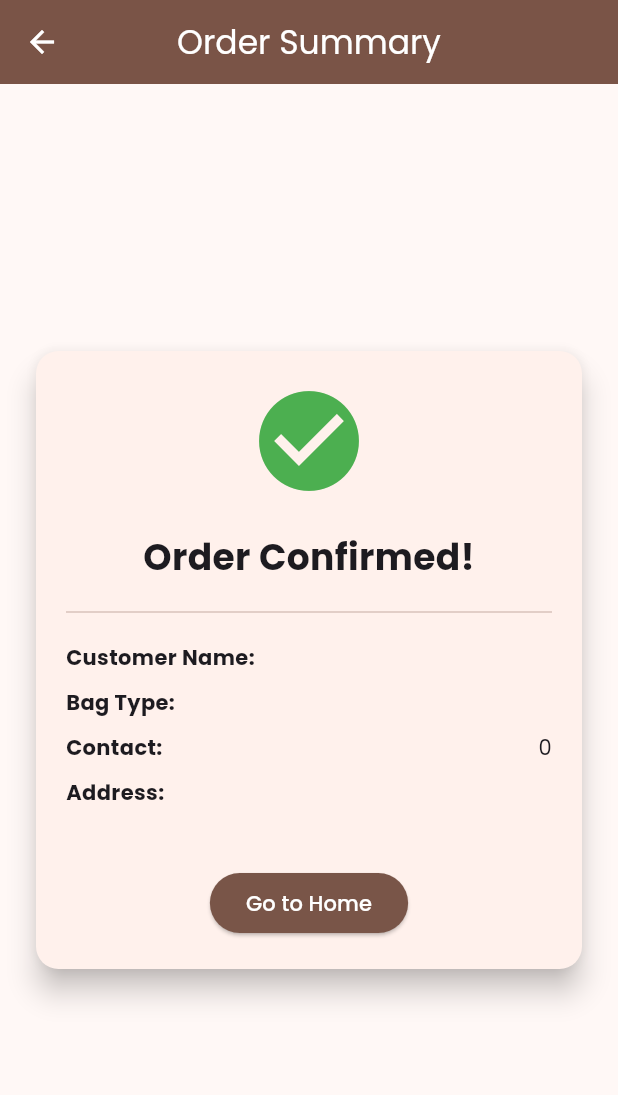
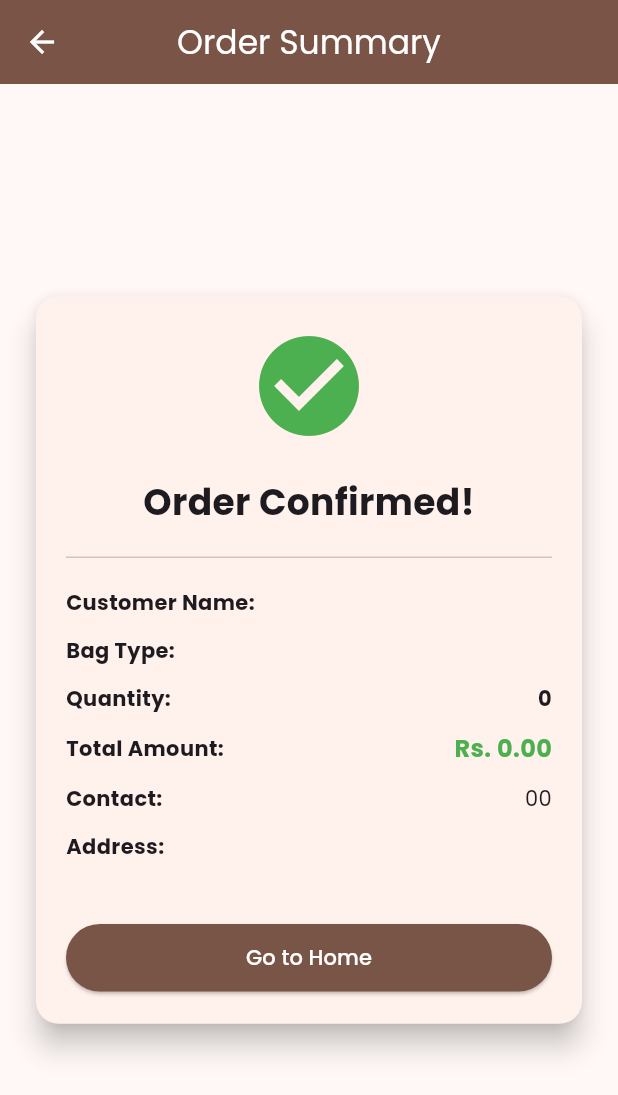
Before and after one commit to HashanMadhu/tharu-bag-app, a Flutter app: the BillPage screen opened directly with empty values, on a phone screen of 412 x 824 dp. Shown: the top 1095 px of the screen. Run offline on Flutter 3.47's test engine with Material 3 defaults, Android fonts, the phone set to English and light mode, and no system bars; our stand-ins replace cloud_firestore, firebase_auth, firebase_core, flutter_riverpod, google_fonts, pdf and 2 more; accounts and stored records are empty.

Commit message:
show the total price and bag item quantity in order confirmation windo(Bill.dart)

```diff
--- a/my_bag_app/lib/pages/bill_page.dart
+++ b/my_bag_app/lib/pages/bill_page.dart
@@ -1,12 +1,13 @@
 import 'package:flutter/material.dart';
 
-
 class BillPage extends StatelessWidget {
-  // OrderPage එකෙන් එවන දත්ත ලබා ගැනීමට මෙන්න මේ විචල්‍යයන් (Variables) සාදා ගනිමු
+  // 💡 ප්‍රමාණය සහ මුළු මුදල ලබා ගැනීමට අලුත් විචල්‍යයන් දෙකක් එකතු කළා
   final String customerName;
   final String bagType;
   final int contact;
   final String address;
+  final int quantity;
+  final double totalPrice;
 
   const BillPage({
     super.key,
@@ -14,6 +15,8 @@ class BillPage extends StatelessWidget {
     required this.bagType,
     required this.contact,
     required this.address,
+    required this.quantity, // 👈 Required කළා
+    required this.totalPrice, // 👈 Required කළා
   });
 
   @override
@@ -27,6 +30,8 @@ class BillPage extends StatelessWidget {
       body: Padding(
         padding: const EdgeInsets.all(20.0),
         child: Center(
+          // 💡 දිග ලිපිනයක් ආවොත් Card එක Screen එකෙන් එළියට පනින්නේ නැති වෙන්න SingleChildScrollView එකක් දැම්මා
+          child: SingleChildScrollView(
             child: Card(
               elevation: 8,
               shape: RoundedRectangleBorder(borderRadius: BorderRadius.circular(15)),
@@ -43,7 +48,7 @@ class BillPage extends StatelessWidget {
                     ),
                     const Divider(height: 40),
 
-                  // විස්තර පෙන්වන කොටස
+                    // --- 👤 Customer Name ---
                     Row(
                       mainAxisAlignment: MainAxisAlignment.spaceBetween,
                       children: [
@@ -51,36 +56,88 @@ class BillPage extends StatelessWidget {
                         Text(customerName),
                       ],
                     ),
-                  const SizedBox(height: 10),
+                    const SizedBox(height: 12),
+
+                    // --- 🎒 Bag Type ---
                     Row(
                       mainAxisAlignment: MainAxisAlignment.spaceBetween,
                       children: [
                         const Text('Bag Type:', style: TextStyle(fontWeight: FontWeight.bold)),
-                      Text(bagType),
+                        // දිග බෑග් නමක් තිබුණොත් Overflow නොවෙන්න Expanded කළා
+                        Expanded(
+                          child: Text(
+                            bagType,
+                            textAlign: TextAlign.end,
+                          ),
+                        ),
                       ],
                     ),
-                  const SizedBox(height: 10),
+                    const SizedBox(height: 12),
+
+                    // --- 🔢 Quantity (අලුතින් එකතු කළා) ---
+                    Row(
+                      mainAxisAlignment: MainAxisAlignment.spaceBetween,
+                      children: [
+                        const Text('Quantity:', style: TextStyle(fontWeight: FontWeight.bold)),
+                        Text(
+                          "$quantity",
+                          style: const TextStyle(fontWeight: FontWeight.bold),
+                        ),
+                      ],
+                    ),
+                    const SizedBox(height: 12),
+
+                    // --- 💵 Total Amount (අලුතින් එකතු කළා) ---
+                    Row(
+                      mainAxisAlignment: MainAxisAlignment.spaceBetween,
+                      children: [
+                        const Text('Total Amount:', style: TextStyle(fontWeight: FontWeight.bold)),
+                        Text(
+                          "Rs. ${totalPrice.toStringAsFixed(2)}",
+                          style: const TextStyle(
+                            color: Colors.green,
+                            fontWeight: FontWeight.bold,
+                            fontSize: 16,
+                          ),
+                        ),
+                      ],
+                    ),
+                    const SizedBox(height: 12),
+
+                    // --- 📞 Contact ---
                     Row(
                       mainAxisAlignment: MainAxisAlignment.spaceBetween,
                       children: [
                         const Text('Contact:', style: TextStyle(fontWeight: FontWeight.bold)),
-                      Text(contact.toString()),
+                        Text("0$contact"), // දුරකථන අංකයට ඉදිරියෙන් 0 පෙන්වීමට
                       ],
                     ),
-                  const SizedBox(height: 10),
+                    const SizedBox(height: 12),
+
+                    // --- 📍 Address ---
                     Row(
                       mainAxisAlignment: MainAxisAlignment.spaceBetween,
+                      crossAxisAlignment: CrossAxisAlignment.start,
                       children: [
                         const Text('Address:', style: TextStyle(fontWeight: FontWeight.bold)),
-                      Text(address),
+                        const SizedBox(width: 20),
+                        Expanded(
+                          child: Text(
+                            address,
+                            textAlign: TextAlign.end,
+                          ),
+                        ),
                       ],
                     ),
 
                     const SizedBox(height: 40),
 
                     ElevatedButton(
-                    onPressed: () => Navigator.pop(context), // නැවත Order Page එකට යාමට
-                    style: ElevatedButton.styleFrom(backgroundColor: Colors.brown),
+                      onPressed: () => Navigator.pop(context),
+                      style: ElevatedButton.styleFrom(
+                        backgroundColor: Colors.brown,
+                        minimumSize: const Size(double.infinity, 45), // බටන් එක ලස්සනට දිගට පෙනෙන්න
+                      ),
                       child: const Text('Go to Home', style: TextStyle(color: Colors.white)),
                     ),
                   ],
@@ -89,6 +146,7 @@ class BillPage extends StatelessWidget {
             ),
           ),
         ),
+      ),
     );
   }
 }
--- a/my_bag_app/lib/pages/order_page.dart
+++ b/my_bag_app/lib/pages/order_page.dart
@@ -415,9 +415,8 @@ class _OrderPageState extends ConsumerState<OrderPage> {
                                       int.tryParse(_contactController.text) ??
                                       0,
                                   address: _addressController.text,
-                                  // 💡 අවශ්‍ය නම් BillPage එකටත් quantity එක පාස් කරන්න පුළුවන්:
-                                  // quantity: _quantity,
-                                  // totalPrice: totalPrice,
+                                  quantity: _quantity,
+                                  totalPrice: totalPrice,
                                 ),
                               ),
                             );
```
Lines whose indentation alone changed are shown as unchanged.
